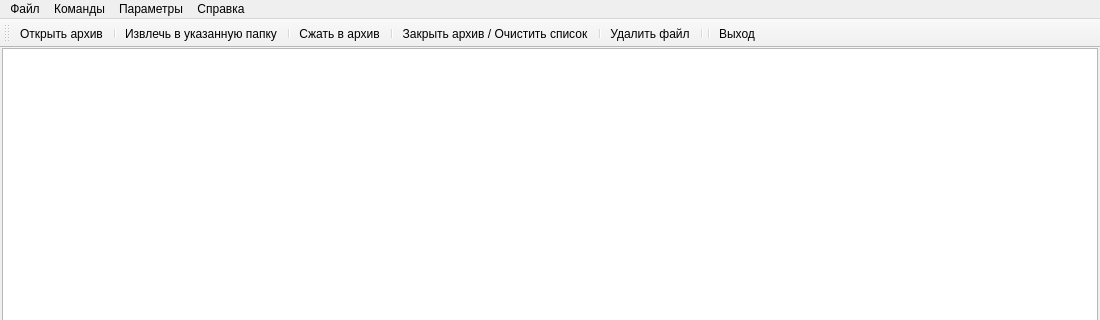
Above: QtArc/QtArc/mainwindow.ui from Rork96/QtProjects before the change; both pictures show x 0 to 1100 and y 0 to 320 of the 1100 by 720 pixel window. Below: the same form after it.
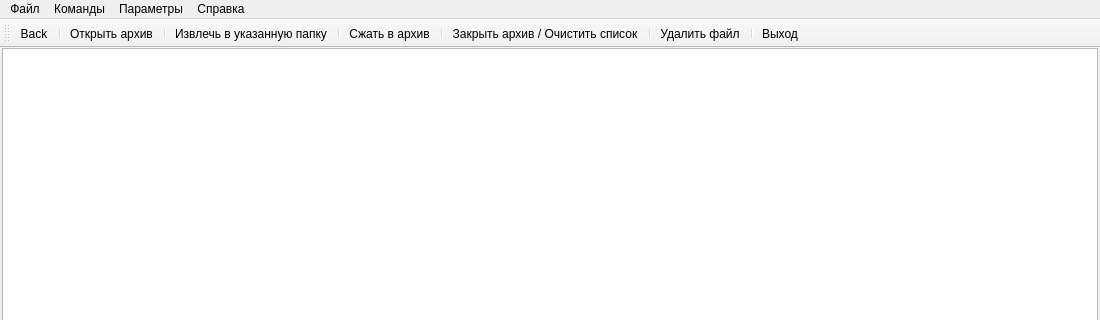
That is the form after the change. Icons and pictures are not drawn.

```diff
--- a/QtArc/QtArc/mainwindow.ui
+++ b/QtArc/QtArc/mainwindow.ui
@@ -103,6 +103,8 @@
    <attribute name="toolBarBreak">
     <bool>false</bool>
    </attribute>
+   <addaction name="goBack"/>
+   <addaction name="separator"/>
    <addaction name="openArc"/>
    <addaction name="separator"/>
    <addaction name="extractToDir"/>
@@ -113,7 +115,6 @@
    <addaction name="separator"/>
    <addaction name="deleteFile"/>
    <addaction name="separator"/>
-   <addaction name="separator"/>
    <addaction name="quitProgram"/>
   </widget>
   <widget class="QStatusBar" name="statusBar"/>
@@ -321,6 +322,15 @@
     <string>Сжать в архив</string>
    </property>
   </action>
+  <action name="goBack">
+   <property name="icon">
+    <iconset resource="res.qrc">
+     <normaloff>:/pict/back.png</normaloff>:/pict/back.png</iconset>
+   </property>
+   <property name="text">
+    <string>Back</string>
+   </property>
+  </action>
  </widget>
  <layoutdefault spacing="6" margin="11"/>
  <resources>
```
Left out of the diff: 2 changed lines with no effect on the pictures.
